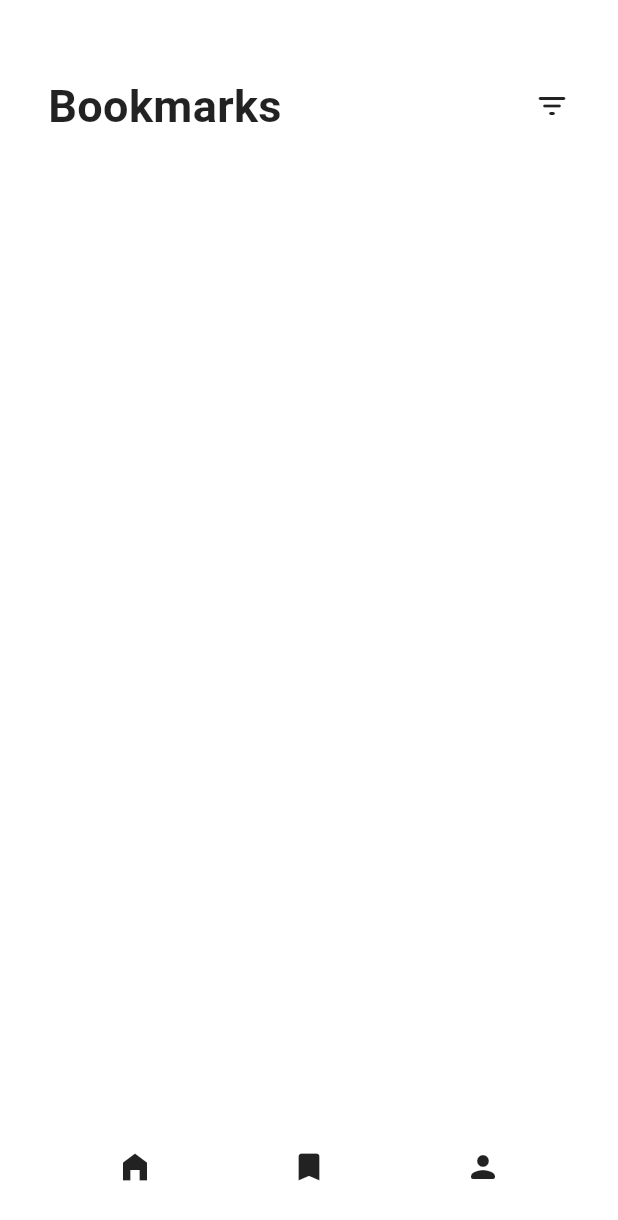
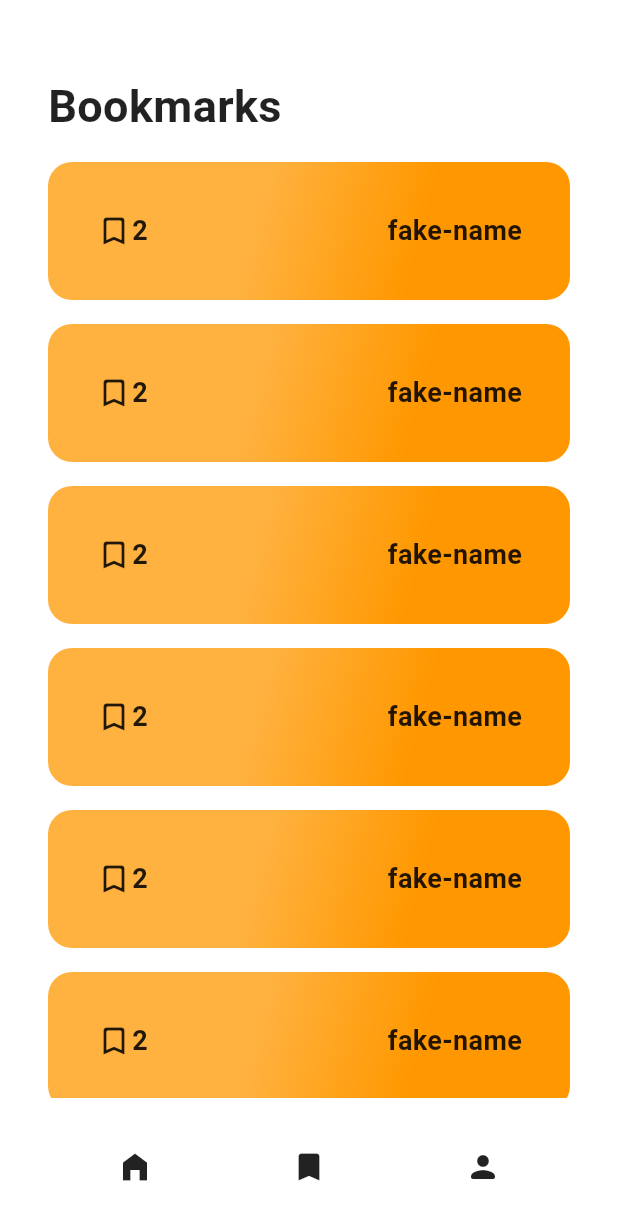
Before and after one commit to BinaryLurkerex/recipe_service, a Flutter app: the FavPage screen opened by its route, on a phone screen of 412 x 824 dp. Shown: the top 1220 px of the screen. Run offline on Flutter 3.47's test engine with Material 2 defaults, Android fonts, the phone set to English and light mode, and no system bars; our stand-ins replace bloc_concurrency, equatable, flutter_bloc, flutter_svg, get_it, injectable; Roboto replaces fonts that are missing (SFProText).

```diff
--- a/lib/src/presentation/pages/fav_page.dart
+++ b/lib/src/presentation/pages/fav_page.dart
@@ -1,5 +1,7 @@
 import 'package:flutter/material.dart';
+import 'package:recipe/src/domain/entities/recipe.dart';
 import 'package:recipe/src/presentation/widgets/app_nav_bar.dart';
+import 'package:recipe/src/presentation/widgets/recipe_list_item.dart';
 
 class FavPage extends StatelessWidget {
   const FavPage({super.key});
@@ -16,10 +18,7 @@ class FavPage extends StatelessWidget {
           padding: const EdgeInsets.symmetric(
             horizontal: 32.0,
           ),
-          child: const Row(
-            mainAxisAlignment: MainAxisAlignment.spaceBetween,
-            children: [
-              Text(
+          child: const Text(
             'Bookmarks',
             style: TextStyle(
               fontSize: 30,
@@ -27,12 +26,34 @@ class FavPage extends StatelessWidget {
               color: Colors.black87,
             ),
           ),
-              Icon(
-                Icons.filter_list_rounded,
-                color: Colors.black87,
-              )
-            ],
         ),
+      ),
+      body: Padding(
+        padding: const EdgeInsets.only(
+          top: 16.0,
+        ),
+        child: ListView.builder(
+          itemCount: 20,
+          itemBuilder: (context, index) {
+            return Dismissible(
+              key: Key(index.toString()),
+              onDismissed: (direction) {},
+              child: const Padding(
+                padding: EdgeInsets.only(
+                  left: 32.0,
+                  right: 32.0,
+                  bottom: 16.0,
+                ),
+                child: RecipeListItem(
+                  recipe: Recipe(
+                    name: 'fake-name',
+                    image: 'fake-image',
+                    ownerID: 'fake-ownerID',
+                  ),
+                ),
+              ),
+            );
+          },
         ),
       ),
       bottomNavigationBar: const AppNavBar(),
--- a/lib/src/presentation/widgets/profile_header.dart
+++ b/lib/src/presentation/widgets/profile_header.dart
@@ -22,8 +22,14 @@ class ProfileHeader extends StatelessWidget {
             children: [
               CircleAvatar(
                 radius: 48.0,
+                backgroundColor: Theme.of(context).colorScheme.secondary,
                 child: Text(
                   user.name.characters.first,
+                  style: const TextStyle(
+                    fontSize: 30,
+                    fontWeight: FontWeight.w500,
+                    color: Colors.black,
+                  ),
                 ),
               ),
             ],
--- a/lib/src/presentation/widgets/recipe_list_item.dart
+++ b/lib/src/presentation/widgets/recipe_list_item.dart
@@ -47,12 +47,33 @@ class RecipeListItem extends StatelessWidget {
                 children: [
                   Expanded(
                     child: Padding(
-                      padding: const EdgeInsets.only(
-                        right: 32.0,
+                      padding: const EdgeInsets.symmetric(
+                        horizontal: 32.0,
                       ),
-                      child: Text(
+                      child: Row(
+                        mainAxisAlignment: MainAxisAlignment.spaceBetween,
+                        children: [
+                          const Row(
+                            mainAxisSize: MainAxisSize.min,
+                            children: [
+                              Icon(
+                                Icons.bookmark_outline_rounded,
+                              ),
+                              Text(
+                                '2',
+                                textAlign: TextAlign.right,
+                                overflow: TextOverflow.ellipsis,
+                                maxLines: 2,
+                                style: TextStyle(
+                                  fontSize: 18.0,
+                                  fontWeight: FontWeight.w600,
+                                  color: Colors.black87,
+                                ),
+                              ),
+                            ],
+                          ),
+                          Text(
                             recipe.name,
-                        textAlign: TextAlign.right,
                             overflow: TextOverflow.ellipsis,
                             maxLines: 2,
                             style: const TextStyle(
@@ -60,6 +81,8 @@ class RecipeListItem extends StatelessWidget {
                               fontWeight: FontWeight.w600,
                               color: Colors.black87,
                             ),
+                          ),
+                        ],
                       ),
                     ),
                   ),
```
Lines whose indentation alone changed are shown as unchanged.
